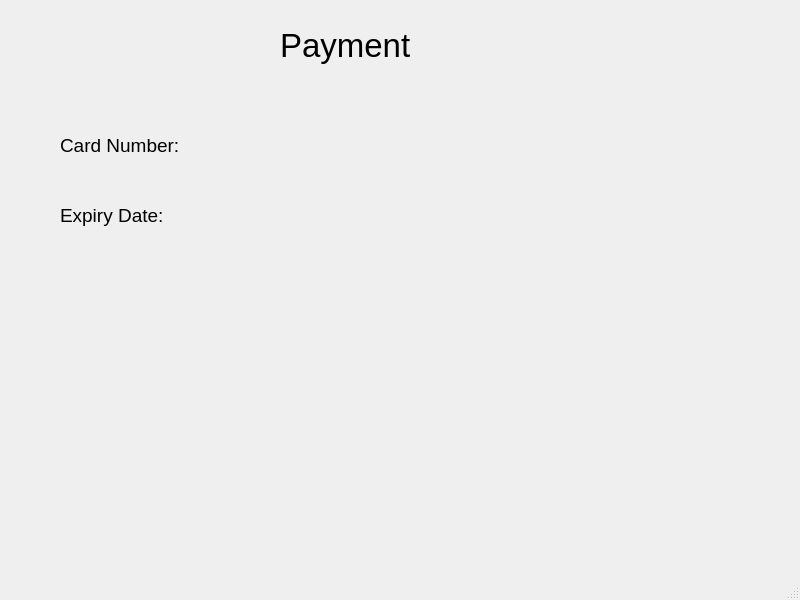
Old version of the form Payment.ui in the repository SyedMTaseen/DataSeed.
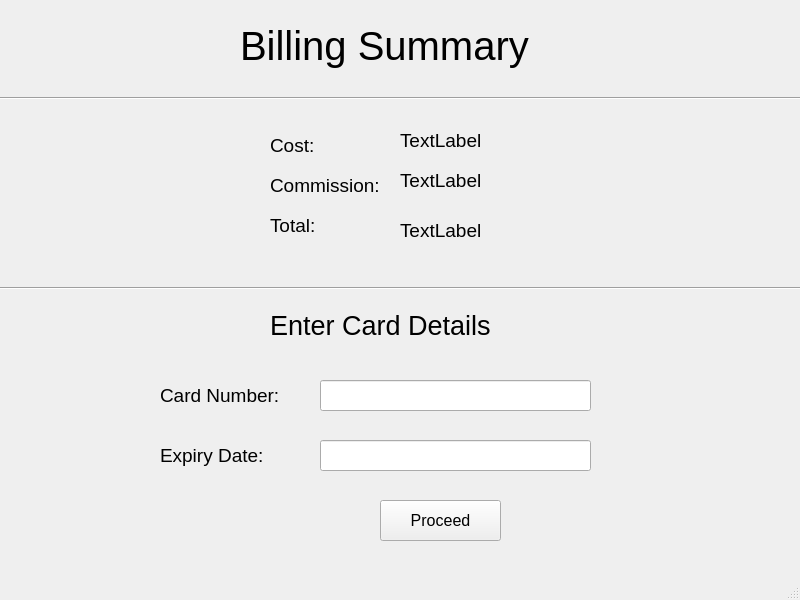
New version of the form.

The edit to the form file:
```diff
--- a/Payment.ui
+++ b/Payment.ui
@@ -23,26 +23,26 @@
    <widget class="QLabel" name="label">
     <property name="geometry">
      <rect>
-      <x>280</x>
+      <x>240</x>
       <y>10</y>
-      <width>241</width>
+      <width>291</width>
       <height>71</height>
      </rect>
     </property>
     <property name="font">
      <font>
-      <pointsize>25</pointsize>
+      <pointsize>30</pointsize>
      </font>
     </property>
     <property name="text">
-     <string>Payment</string>
+     <string>Billing Summary</string>
     </property>
    </widget>
    <widget class="QLabel" name="label_2">
     <property name="geometry">
      <rect>
-      <x>60</x>
-      <y>200</y>
+      <x>160</x>
+      <y>440</y>
       <width>131</width>
       <height>31</height>
      </rect>
@@ -59,8 +59,8 @@
    <widget class="QLabel" name="label_3">
     <property name="geometry">
      <rect>
-      <x>60</x>
-      <y>130</y>
+      <x>160</x>
+      <y>380</y>
       <width>131</width>
       <height>31</height>
      </rect>
@@ -74,6 +74,196 @@
      <string>Card Number:</string>
     </property>
    </widget>
+   <widget class="QLineEdit" name="cardnum">
+    <property name="geometry">
+     <rect>
+      <x>320</x>
+      <y>380</y>
+      <width>271</width>
+      <height>31</height>
+     </rect>
+    </property>
+   </widget>
+   <widget class="QLineEdit" name="exp">
+    <property name="geometry">
+     <rect>
+      <x>320</x>
+      <y>440</y>
+      <width>271</width>
+      <height>31</height>
+     </rect>
+    </property>
+   </widget>
+   <widget class="QLabel" name="label_4">
+    <property name="geometry">
+     <rect>
+      <x>270</x>
+      <y>130</y>
+      <width>51</width>
+      <height>31</height>
+     </rect>
+    </property>
+    <property name="font">
+     <font>
+      <pointsize>14</pointsize>
+     </font>
+    </property>
+    <property name="text">
+     <string>Cost:</string>
+    </property>
+   </widget>
+   <widget class="QLabel" name="label_5">
+    <property name="geometry">
+     <rect>
+      <x>270</x>
+      <y>170</y>
+      <width>111</width>
+      <height>31</height>
+     </rect>
+    </property>
+    <property name="font">
+     <font>
+      <pointsize>14</pointsize>
+     </font>
+    </property>
+    <property name="text">
+     <string>Commission:</string>
+    </property>
+   </widget>
+   <widget class="QLabel" name="label_6">
+    <property name="geometry">
+     <rect>
+      <x>270</x>
+      <y>210</y>
+      <width>71</width>
+      <height>31</height>
+     </rect>
+    </property>
+    <property name="font">
+     <font>
+      <pointsize>14</pointsize>
+     </font>
+    </property>
+    <property name="text">
+     <string>Total:</string>
+    </property>
+   </widget>
+   <widget class="QLabel" name="cost">
+    <property name="geometry">
+     <rect>
+      <x>400</x>
+      <y>130</y>
+      <width>101</width>
+      <height>21</height>
+     </rect>
+    </property>
+    <property name="font">
+     <font>
+      <pointsize>14</pointsize>
+     </font>
+    </property>
+    <property name="text">
+     <string>TextLabel</string>
+    </property>
+   </widget>
+   <widget class="QLabel" name="total">
+    <property name="geometry">
+     <rect>
+      <x>400</x>
+      <y>220</y>
+      <width>101</width>
+      <height>21</height>
+     </rect>
+    </property>
+    <property name="font">
+     <font>
+      <pointsize>14</pointsize>
+     </font>
+    </property>
+    <property name="text">
+     <string>TextLabel</string>
+    </property>
+   </widget>
+   <widget class="QLabel" name="comm">
+    <property name="geometry">
+     <rect>
+      <x>400</x>
+      <y>170</y>
+      <width>101</width>
+      <height>21</height>
+     </rect>
+    </property>
+    <property name="font">
+     <font>
+      <pointsize>14</pointsize>
+     </font>
+    </property>
+    <property name="text">
+     <string>TextLabel</string>
+    </property>
+   </widget>
+   <widget class="Line" name="line">
+    <property name="geometry">
+     <rect>
+      <x>0</x>
+      <y>90</y>
+      <width>821</width>
+      <height>16</height>
+     </rect>
+    </property>
+    <property name="orientation">
+     <enum>Qt::Horizontal</enum>
+    </property>
+   </widget>
+   <widget class="QLabel" name="label_7">
+    <property name="geometry">
+     <rect>
+      <x>270</x>
+      <y>310</y>
+      <width>221</width>
+      <height>31</height>
+     </rect>
+    </property>
+    <property name="font">
+     <font>
+      <pointsize>20</pointsize>
+     </font>
+    </property>
+    <property name="text">
+     <string>Enter Card Details</string>
+    </property>
+   </widget>
+   <widget class="Line" name="line_2">
+    <property name="geometry">
+     <rect>
+      <x>0</x>
+      <y>280</y>
+      <width>811</width>
+      <height>16</height>
+     </rect>
+    </property>
+    <property name="orientation">
+     <enum>Qt::Horizontal</enum>
+    </property>
+   </widget>
+   <widget class="QPushButton" name="proceedbtn">
+    <property name="geometry">
+     <rect>
+      <x>380</x>
+      <y>500</y>
+      <width>121</width>
+      <height>41</height>
+     </rect>
+    </property>
+    <property name="font">
+     <font>
+      <pointsize>12</pointsize>
+     </font>
+    </property>
+    <property name="text">
+     <string>Proceed</string>
+    </property>
+   </widget>
   </widget>
   <widget class="QMenuBar" name="menubar">
    <property name="geometry">
```
